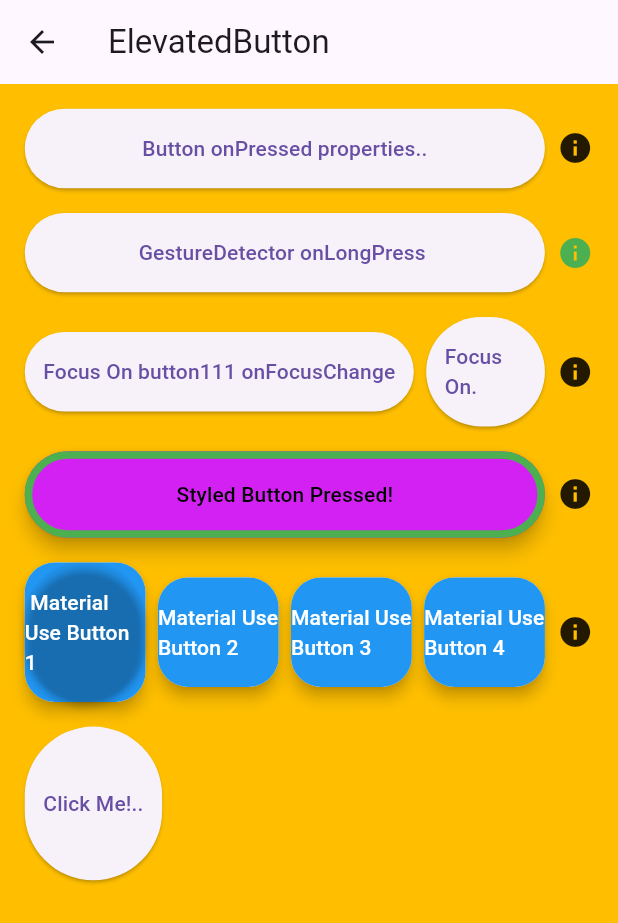
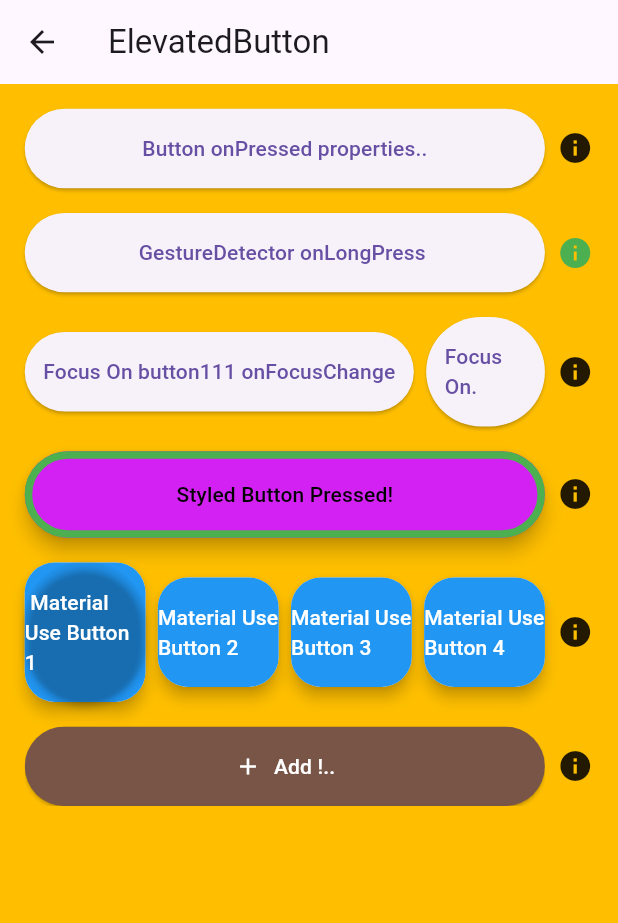
Before and after one commit to JNakum/appBuf, a Flutter app: the screen it shows after launch, in the side drawer, after a tap on "ElevatedButton", on a phone screen of 412 x 824 dp. Shown: the top 923 px of the screen. Run offline on Flutter 3.47's test engine with Material 3 defaults, Android fonts, the phone set to English and light mode, and no system bars.

Commit message:
add new textButtonfile

```diff
--- a/lib/screens/buttonwidget/Elevatedbutton.dart
+++ b/lib/screens/buttonwidget/Elevatedbutton.dart
@@ -10,7 +10,7 @@ class Elevatedbutton extends StatefulWidget {
 
 class _ElevatedbuttonState extends State<Elevatedbutton> {
   // onFocusChange property ka use focusNode se
-  FocusNode _focusNode = FocusNode();
+  final FocusNode _focusNode = FocusNode();
 
   @override
   void initState() {
@@ -54,12 +54,12 @@ class _ElevatedbuttonState extends State<Elevatedbutton> {
                       onPressed: () {
                         _showBottomSheet(context);
                       },
-                      child: const Text("Button onPressed properties.."),
                       style: ElevatedButton.styleFrom(
                         padding: EdgeInsets.symmetric(
                             vertical: screenHeight * 0.02,
                             horizontal: screenWidth * 0.03),
                       ),
+                      child: const Text("Button onPressed properties.."),
                     ),
                   ),
                   SizedBox(
@@ -99,13 +99,13 @@ child: const Text("Button onPressed properties.."),
                           ScaffoldMessenger.of(context).showSnackBar(
                               const SnackBar(content: Text("Button Pressed!")));
                         },
-                        child: const Text("GestureDetector onLongPress "),
                         style: ElevatedButton.styleFrom(
                           padding: EdgeInsets.symmetric(
                             vertical: screenHeight * 0.02,
                             horizontal: screenWidth * 0.03,
                           ),
                         ),
+                        child: const Text("GestureDetector onLongPress "),
                       ),
                     ),
                   ),
@@ -157,13 +157,13 @@ child: const Text("GestureDetector onLongPress "),
                       onPressed: () {
                         print("Focus On button111 onFocusChange");
                       },
-                      child: Text("Focus On button111 onFocusChange"),
                       style: ElevatedButton.styleFrom(
                         padding: EdgeInsets.symmetric(
                           vertical: screenHeight * 0.02,
                           horizontal: screenWidth * 0.03,
                         ),
                       ),
+                      child: const Text("Focus On button111 onFocusChange"),
                     ),
                   ),
                   SizedBox(width: screenWidth * 0.02),
@@ -173,13 +173,13 @@ child: const Text("GestureDetector onLongPress "),
                       onPressed: () {
                         print("Button Pressed.");
                       },
-                      child: Text("Focus On."),
                       style: ElevatedButton.styleFrom(
                         padding: EdgeInsets.symmetric(
                           vertical: screenHeight * 0.02,
                           horizontal: screenWidth * 0.03,
                         ),
                       ),
+                      child: const Text("Focus On."),
                     ),
                   ),
                   SizedBox(
@@ -441,18 +441,70 @@ Add More 3 Button an some code.. And Other 3 Button autofocus: false,
               Row(
                 children: [
                   Flexible(
-                    child: ElevatedButton(
-                      onPressed: () {},
-                      child: Text("Click Me!.."),
-                      style: ElevatedButton.styleFrom(
-                        padding: EdgeInsets.symmetric(
-                          horizontal: screenWidth * 0.03,
-                          vertical: screenHeight * 0.05,
+                    child: ClipRRect(
+                      borderRadius: BorderRadius.circular(8),
+                      child: ElevatedButton(
+                        onPressed: () {},
+                        style: ElevatedButton.styleFrom(
+                            padding: EdgeInsets.symmetric(
+                              horizontal: screenWidth * 0.03,
+                              vertical: screenHeight * 0.02,
+                            ),
+                            backgroundColor: Colors.brown,
+                            foregroundColor: Colors.white),
+                        child: Row(
+                          mainAxisAlignment: MainAxisAlignment.center,
+                          children: [
+                            const Icon(Icons.add),
+                            SizedBox(
+                              width: screenWidth * 0.02,
+                            ),
+                            const Text("Add !..")
+                          ],
                         ),
                       ),
                     ),
                   ),
+                  SizedBox(
+                    width: screenWidth * 0.02,
+                  ),
+                  GestureDetector(
+                    onTap: () {
+                      DialogUtils.showTextProperties(context, '''
+Flexible(
+child: ClipRRect(
+borderRadius: BorderRadius.circular(8),
+child: ElevatedButton(
+onPressed: () {},
+style: ElevatedButton.styleFrom(
+padding: EdgeInsets.symmetric(
+horizontal: screenWidth * 0.03,
+vertical: screenHeight * 0.02,
+),
+backgroundColor: Colors.brown,
+foregroundColor: Colors.white),
+child: Row(
+mainAxisAlignment: MainAxisAlignment.center,
+children: [
+const Icon(Icons.add),
+SizedBox(
+width: screenWidth * 0.02,
+),
+const Text("Add !..")
+],
+),
+),
+),
+),
+''');
+                    },
+                    child: const Icon(Icons.info),
+                  ),
                 ],
+              ),
+
+              SizedBox(
+                height: screenHeight * 0.02,
               ),
             ],
           ),
--- a/lib/screens/homescreen/homescreen.dart
+++ b/lib/screens/homescreen/homescreen.dart
@@ -2,6 +2,7 @@ import 'package:appbuf/screens/allwidget/textfieldwidget.dart';
 // import 'package:appbuf/screens/allwidget/textfieldwidget2.dart';
 import 'package:appbuf/screens/allwidget/textwidget.dart';
 import 'package:appbuf/screens/buttonwidget/Elevatedbutton.dart';
+import 'package:appbuf/screens/buttonwidget/textbutton.dart';
 import 'package:appbuf/screens/customDropdown/customdropdown.dart';
 import 'package:flutter/material.dart';
 
@@ -123,6 +124,24 @@ class _HomescreenState extends State<Homescreen> {
                 );
               },
             ),
+            ListTile(
+              leading: const Icon(
+                Icons.text_rotate_up,
+                color: Colors.pinkAccent,
+              ),
+              title: const Text(
+                "Text Button",
+                style: TextStyle(color: Colors.black),
+              ),
+              onTap: () {
+                Navigator.push(
+                  context,
+                  MaterialPageRoute(
+                    builder: (context) => const Textbutton(),
+                  ),
+                );
+              },
+            ),
           ],
         ),
       ),
--- a/lib/screens/homescreen/splashscreen.dart
+++ b/lib/screens/homescreen/splashscreen.dart
@@ -23,6 +23,8 @@ class _SplashscreenState extends State<Splashscreen> {
   @override
   Widget build(BuildContext context) {
     return Scaffold(
+      backgroundColor:
+          const Color.fromARGB(255, 255, 191, 0), // Set background color,
       body: Center(
         child: Column(
           mainAxisAlignment: MainAxisAlignment.center,
@@ -37,12 +39,16 @@ class _SplashscreenState extends State<Splashscreen> {
               ),
             ),
             const SizedBox(height: 20),
-            const Text(
-              "Welcome To Flutter App..!!",
-              style: TextStyle(
-                  fontSize: 34,
+            const Padding(
+              padding: EdgeInsets.all(5),
+              child: Text(
+                "Welcome To Flutter App..!!",
+                style: TextStyle(
+                  fontSize: 26,
                   fontWeight: FontWeight.w700,
-                  color: Colors.black),
+                  color: Colors.black,
+                ),
+              ),
             ),
           ],
         ),
```
Also changed, not shown: lib/screens/buttonwidget/textbutton.dart (added, +19 -0 lines), 1 other file.
